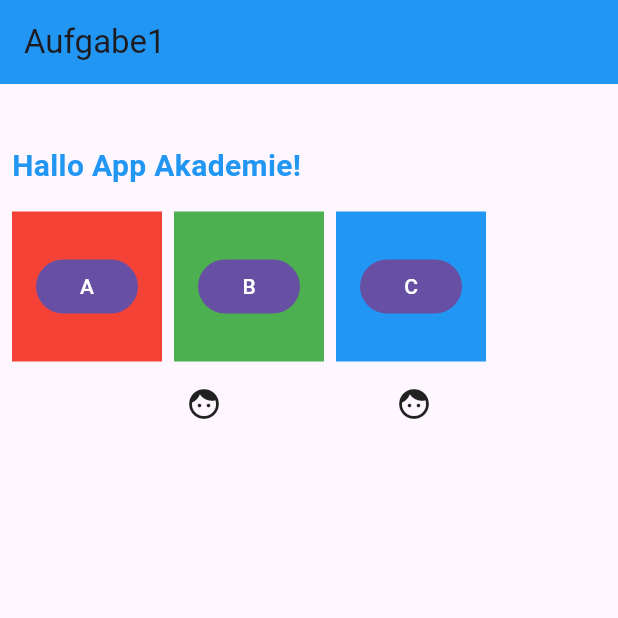
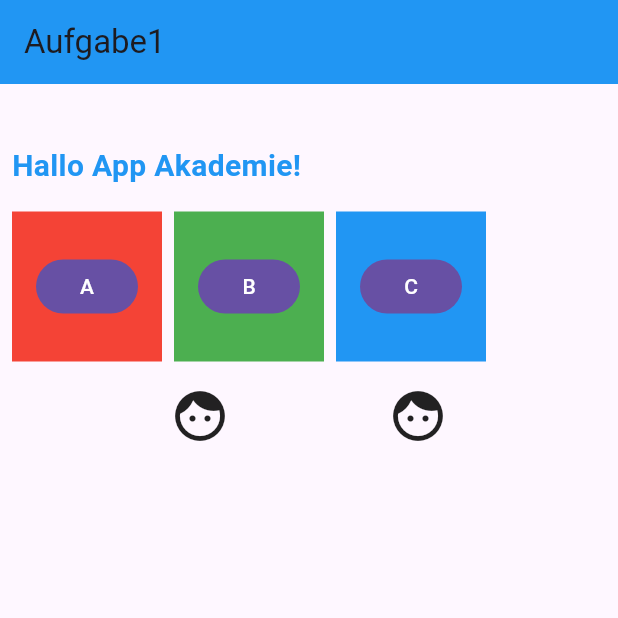
Before and after one commit to JuergenKuck/_250401_vorlesung, a Flutter app: the screen it shows after launch, on a phone screen of 412 x 824 dp, the top half of it. Run offline on Flutter 3.47's test engine with Material 3 defaults, Android fonts, the phone set to English and light mode, and no system bars.

Commit message:
IconSice changed

```diff
--- a/lib/main.dart
+++ b/lib/main.dart
@@ -77,7 +77,16 @@ class MainApp extends StatelessWidget {
               ),
               Row(
                 mainAxisAlignment: MainAxisAlignment.spaceEvenly,
-                children: [Icon(Icons.face), Icon(Icons.face)],
+                children: [
+                  Icon(
+                    Icons.face,
+                    size: 40,
+                  ),
+                  Icon(
+                    Icons.face,
+                    size: 40,
+                  )
+                ],
               ),
             ],
           ),
```
